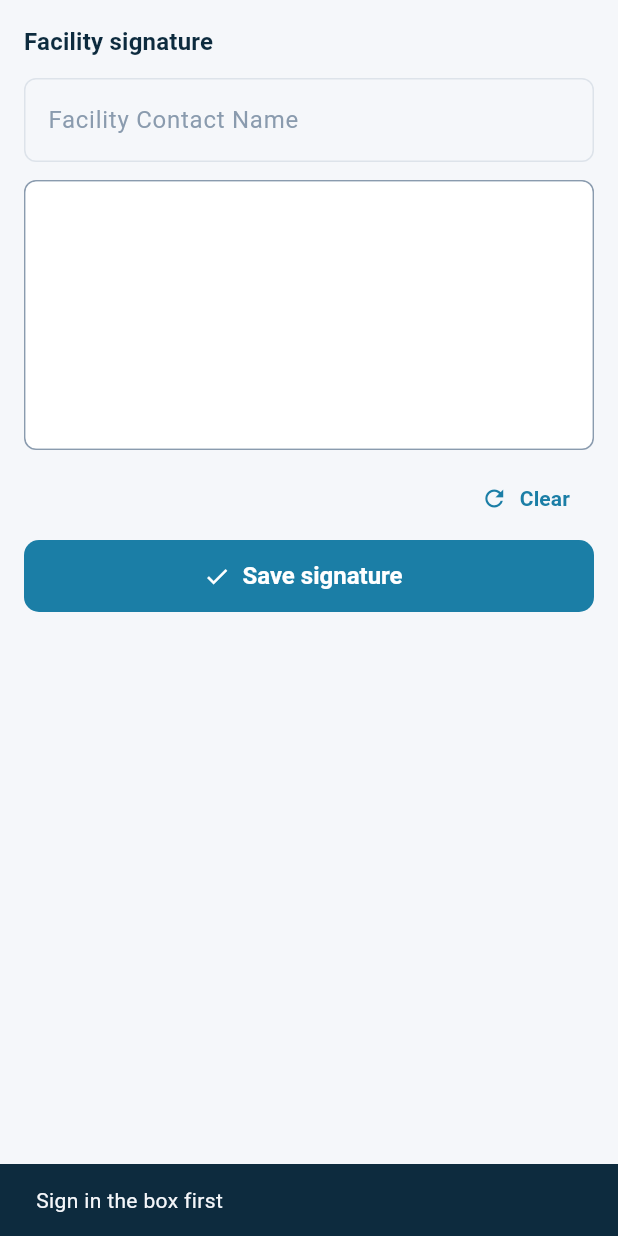
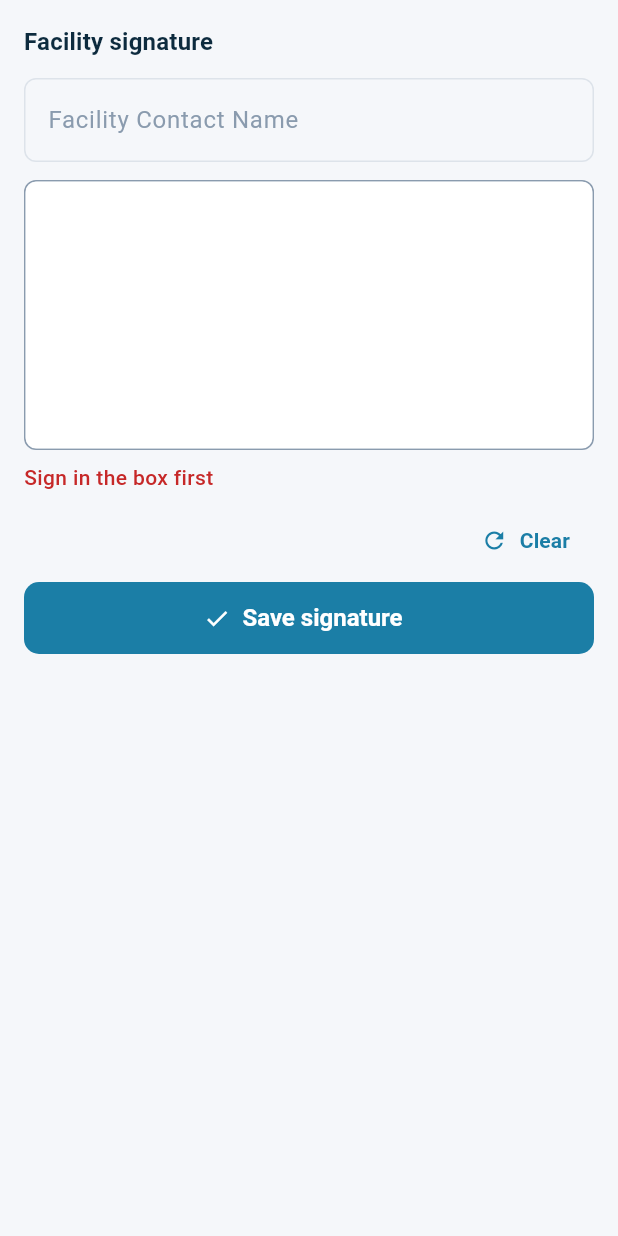
Before and after one commit to MorphineLLF/stat_trac_technical_mobile, a Flutter app: the _AddFacilitySignatureSheet widget shown alone on an empty page, opened directly, after a tap on "Save signature", on a phone screen of 412 x 824 dp. Run offline on Flutter 3.47's test engine with Material 3 defaults, Android fonts, the phone set to English and light mode, and no system bars; drawn by our look-alikes of signature; our stand-ins replace connectivity_plus, dio, fl_chart, flutter_riverpod, flutter_secure_storage, open_file and 3 more; missing offline and left inert: mobile_scanner, powersync; accounts and stored records are empty; generated files the repository leaves out were written again.

Commit message:
fix(certification): the sheet was hiding its own reason for not saving
Save appeared to do nothing. It was refusing — nothing signed, or no contact
name — and saying so in a SnackBar, which renders at the bottom of the
screen underneath the bottom sheet covering it. The sheet told the
technician what was missing and then hid the message behind itself.

The reason is now shown inside the sheet, in the error colour, above the
button that would not work.

A third widget test pins it: no SnackBar, and the message found as a
descendant of the BottomSheet. It failed on the SnackBar before this change.

flutter analyze clean, 222 tests passing.

Co-Authored-By: Claude Opus 5 <noreply@anthropic.com>

```diff
--- a/lib/features/certification/presentation/widgets/add_facility_signature_sheet.dart
+++ b/lib/features/certification/presentation/widgets/add_facility_signature_sheet.dart
@@ -49,6 +49,14 @@ class _AddFacilitySignatureSheetState
   final _nameController = TextEditingController();
   Size? _padSize;
 
+  /// Why the last Save did not happen, shown in the sheet.
+  ///
+  /// **Not a SnackBar.** One renders at the bottom of the screen, underneath
+  /// the bottom sheet covering it, so the sheet refused to save and hid its
+  /// own reason — which reaches a technician as a Save button that does
+  /// nothing at all.
+  String? _problem;
+
   @override
   void dispose() {
     _controller.dispose();
@@ -69,6 +77,8 @@ class _AddFacilitySignatureSheetState
       return;
     }
 
+    setState(() => _problem = null);
+
     final export = signatureExportSizeFor(_padSize);
     final png = await _controller.toPngBytes(
       width: export?.width.toInt(),
@@ -81,11 +91,7 @@ class _AddFacilitySignatureSheetState
     ).pop(FacilitySignature(png: png, name: _nameController.text.trim()));
   }
 
-  void _say(String message) {
-    ScaffoldMessenger.of(
-      context,
-    ).showSnackBar(SnackBar(content: Text(message)));
-  }
+  void _say(String message) => setState(() => _problem = message);
 
   @override
   Widget build(BuildContext context) {
@@ -137,6 +143,16 @@ class _AddFacilitySignatureSheetState
                 ),
               ),
             ),
+            if (_problem != null) ...[
+              const SizedBox(height: 8),
+              Text(
+                _problem!,
+                style: TextStyle(
+                  color: Theme.of(context).colorScheme.error,
+                  fontWeight: FontWeight.w500,
+                ),
+              ),
+            ],
             const SizedBox(height: 8),
             // **No Row here, and that is the fix rather than a preference.**
             // filledButtonTheme sets minimumSize Size.fromHeight(48), which is
```
Also changed, not shown: 1 other file.
